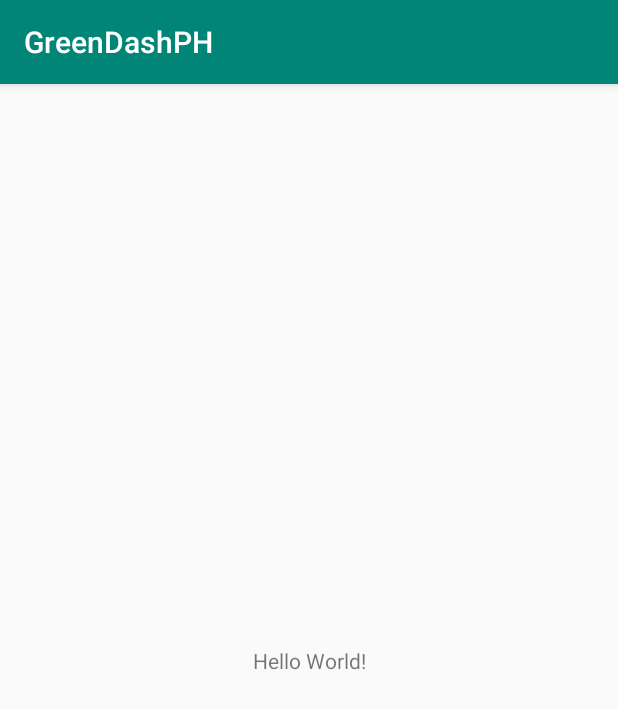
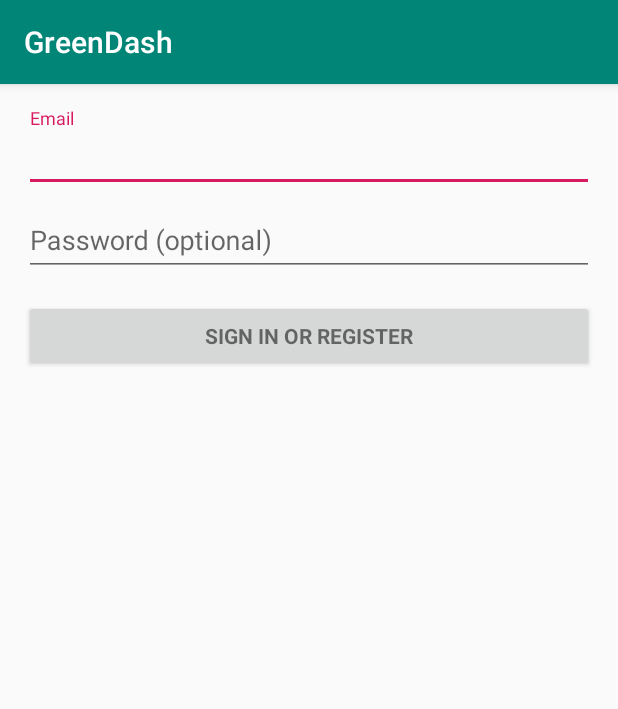
Before and after one commit to calebwagner115/GreenDashPH, an Android app: the screen it shows after launch (MainActivity before the commit, LoginScreen after it), on a phone screen of 412 x 824 dp. Shown: the top 709 px of the screen. Run offline under Robolectric (Android 15) with nearby library versions, the phone set to English and light mode, and no system bars.

Commit message:
added login page. The email/password isnt  checked.

```diff
--- a/app/build.gradle
+++ b/app/build.gradle
@@ -22,6 +22,7 @@ dependencies {
     implementation fileTree(dir: 'libs', include: ['*.jar'])
     implementation 'com.android.support:appcompat-v7:28.0.0'
     implementation 'com.android.support.constraint:constraint-layout:1.1.3'
+    implementation 'com.android.support:design:28.0.0'
     testImplementation 'junit:junit:4.12'
     androidTestImplementation 'com.android.support.test:runner:1.0.2'
     androidTestImplementation 'com.android.support.test.espresso:espresso-core:3.0.2'
--- a/app/src/main/java/com/greendashPH/MainActivity.java
+++ b/app/src/main/java/com/greendashPH/MainActivity.java
@@ -10,4 +10,10 @@ public class MainActivity extends AppCompatActivity {
         super.onCreate(savedInstanceState);
         setContentView(R.layout.activity_main);
     }
+
+    @Override
+    public void onBackPressed() {
+        finish();
+    }
+
 }
--- /dev/null
+++ b/app/src/main/res/layout/activity_login_screen.xml
@@ -0,0 +1,78 @@
+<?xml version="1.0" encoding="utf-8"?>
+<LinearLayout xmlns:android="http://schemas.android.com/apk/res/android"
+    xmlns:tools="http://schemas.android.com/tools"
+    android:layout_width="match_parent"
+    android:layout_height="match_parent"
+    android:gravity="center_horizontal"
+    android:orientation="vertical"
+    android:paddingLeft="@dimen/activity_horizontal_margin"
+    android:paddingTop="@dimen/activity_vertical_margin"
+    android:paddingRight="@dimen/activity_horizontal_margin"
+    android:paddingBottom="@dimen/activity_vertical_margin"
+    tools:context=".LoginScreen">
+
+    <!-- Login progress -->
+    <ProgressBar
+        android:id="@+id/login_progress"
+        style="?android:attr/progressBarStyleLarge"
+        android:layout_width="wrap_content"
+        android:layout_height="wrap_content"
+        android:layout_marginBottom="8dp"
+        android:visibility="gone" />
+
+    <ScrollView
+        android:id="@+id/login_form"
+        android:layout_width="match_parent"
+        android:layout_height="match_parent">
+
+        <LinearLayout
+            android:id="@+id/email_login_form"
+            android:layout_width="match_parent"
+            android:layout_height="wrap_content"
+            android:orientation="vertical">
+
+            <android.support.design.widget.TextInputLayout
+                android:layout_width="match_parent"
+                android:layout_height="wrap_content">
+
+                <AutoCompleteTextView
+                    android:id="@+id/email"
+                    android:layout_width="match_parent"
+                    android:layout_height="wrap_content"
+                    android:hint="@string/prompt_email"
+                    android:inputType="textEmailAddress"
+                    android:maxLines="1"
+                    android:singleLine="true" />
+
+            </android.support.design.widget.TextInputLayout>
+
+            <android.support.design.widget.TextInputLayout
+                android:layout_width="match_parent"
+                android:layout_height="wrap_content">
+
+                <EditText
+                    android:id="@+id/password"
+                    android:layout_width="match_parent"
+                    android:layout_height="wrap_content"
+                    android:hint="@string/prompt_password"
+                    android:imeActionId="6"
+                    android:imeActionLabel="@string/action_sign_in_short"
+                    android:imeOptions="actionUnspecified"
+                    android:inputType="textPassword"
+                    android:maxLines="1"
+                    android:singleLine="true" />
+
+            </android.support.design.widget.TextInputLayout>
+
+            <Button
+                android:id="@+id/email_sign_in_button"
+                style="?android:textAppearanceSmall"
+                android:layout_width="match_parent"
+                android:layout_height="wrap_content"
+                android:layout_marginTop="16dp"
+                android:text="@string/action_sign_in"
+                android:textStyle="bold" />
+
+        </LinearLayout>
+    </ScrollView>
+</LinearLayout>
--- /dev/null
+++ b/app/src/main/res/values/dimens.xml
@@ -0,0 +1,5 @@
+<resources>
+    <!-- Default screen margins, per the Android Design guidelines. -->
+    <dimen name="activity_horizontal_margin">16dp</dimen>
+    <dimen name="activity_vertical_margin">16dp</dimen>
+</resources>
--- a/app/src/main/res/values/strings.xml
+++ b/app/src/main/res/values/strings.xml
@@ -1,3 +1,16 @@
 <resources>
     <string name="app_name">GreenDashPH</string>
+    <string name="title_activity_login_screen">GreenDash</string>
+    <!-- Strings related to login -->
+    <string name="prompt_email">Email</string>
+    <string name="prompt_password">Password (optional)</string>
+    <string name="action_sign_in">Sign in or register</string>
+    <string name="action_sign_in_short">Sign in</string>
+    <string name="error_invalid_email">This email address is invalid</string>
+    <string name="error_invalid_password">This password is too short</string>
+    <string name="error_incorrect_password">This password is incorrect</string>
+    <string name="error_field_required">This field is required</string>
+    <string name="permission_rationale">"Contacts permissions are needed for providing email
+        completions."
+    </string>
 </resources>
```
Also changed, not shown: app/src/main/AndroidManifest.xml (+10 -2 lines), app/src/main/java/com/greendashPH/LoginScreen.java (added, +119 -0 lines).
